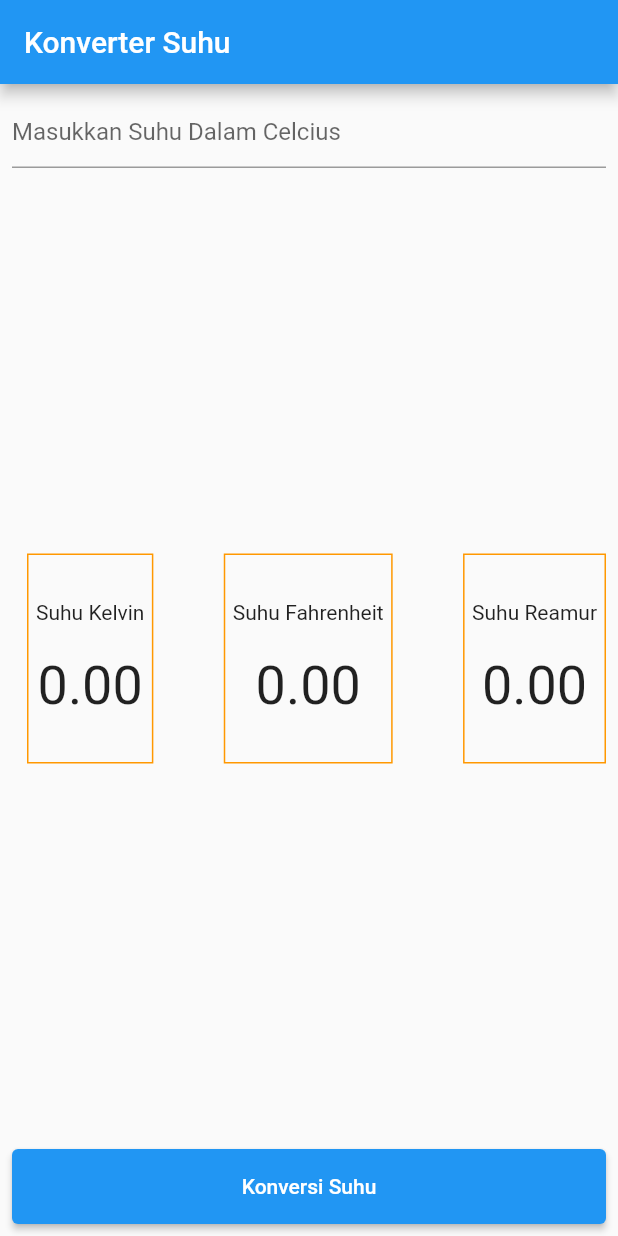
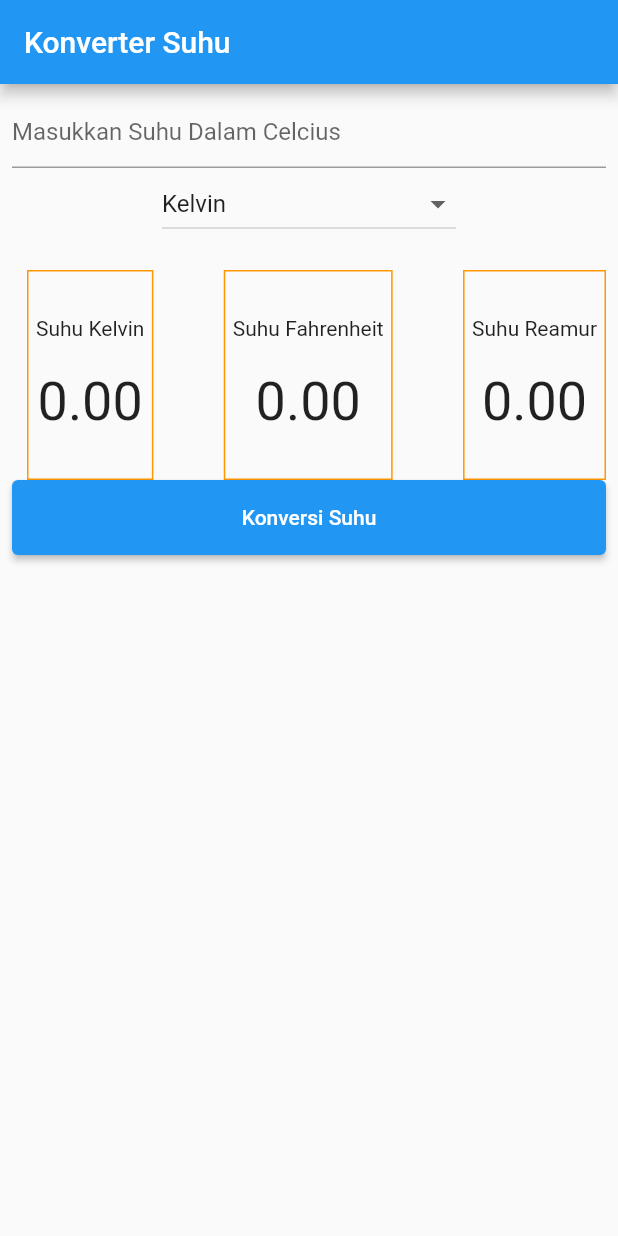
Before and after one commit to Almasyriqi/konversi_suhu_v2, a Flutter app: the screen it shows after launch, on a phone screen of 412 x 824 dp. Run offline on Flutter 3.47's test engine with Material 2 defaults, Android fonts, the phone set to English and light mode, and no system bars.

Commit message:
Menambahkan dropdown

```diff
--- a/lib/main.dart
+++ b/lib/main.dart
@@ -23,6 +23,8 @@ class _MyAppState extends State<MyApp> {
   double _kelvin = 0;
   double _fahrenheit = 0;
   double _reamur = 0;
+  var listSatuanSuhu = ["Kelvin", "Reamur", "Fahrenheit"];
+  String selectedDropdown = "Kelvin";
   final _formKey = GlobalKey<FormState>();
 
   _konversiSuhu() {
@@ -36,10 +38,16 @@ class _MyAppState extends State<MyApp> {
     });
   }
 
+  _onDropdownChanged(value) {
+    setState(() {
+      selectedDropdown = value.toString();
+    });
+  }
+
   @override
   Widget build(BuildContext context) {
     return MaterialApp(
-      title: 'Konversi Suhu',
+      title: 'Konversi Suhu V2',
       theme: ThemeData(
         primarySwatch: Colors.blue,
         visualDensity: VisualDensity.adaptivePlatformDensity,
@@ -51,11 +59,26 @@ class _MyAppState extends State<MyApp> {
         body: Container(
           margin: const EdgeInsets.all(8),
           child: Column(
-            mainAxisAlignment: MainAxisAlignment.spaceBetween,
+            crossAxisAlignment: CrossAxisAlignment.start,
+            mainAxisSize: MainAxisSize.max,
             children: <Widget>[
               Form(
                 key: _formKey,
                 child: Input(etInput: etInput),
+              ),
+              Container(
+                margin: const EdgeInsets.fromLTRB(100, 0, 100, 20),
+                child: DropdownButton(
+                  items: listSatuanSuhu.map((String value) {
+                    return DropdownMenuItem(
+                      value: value,
+                      child: Text(value),
+                    );
+                  }).toList(),
+                  value: selectedDropdown,
+                  onChanged: _onDropdownChanged,
+                  isExpanded: true,
+                ),
               ),
               Row(
                 mainAxisAlignment: MainAxisAlignment.spaceBetween,
```
